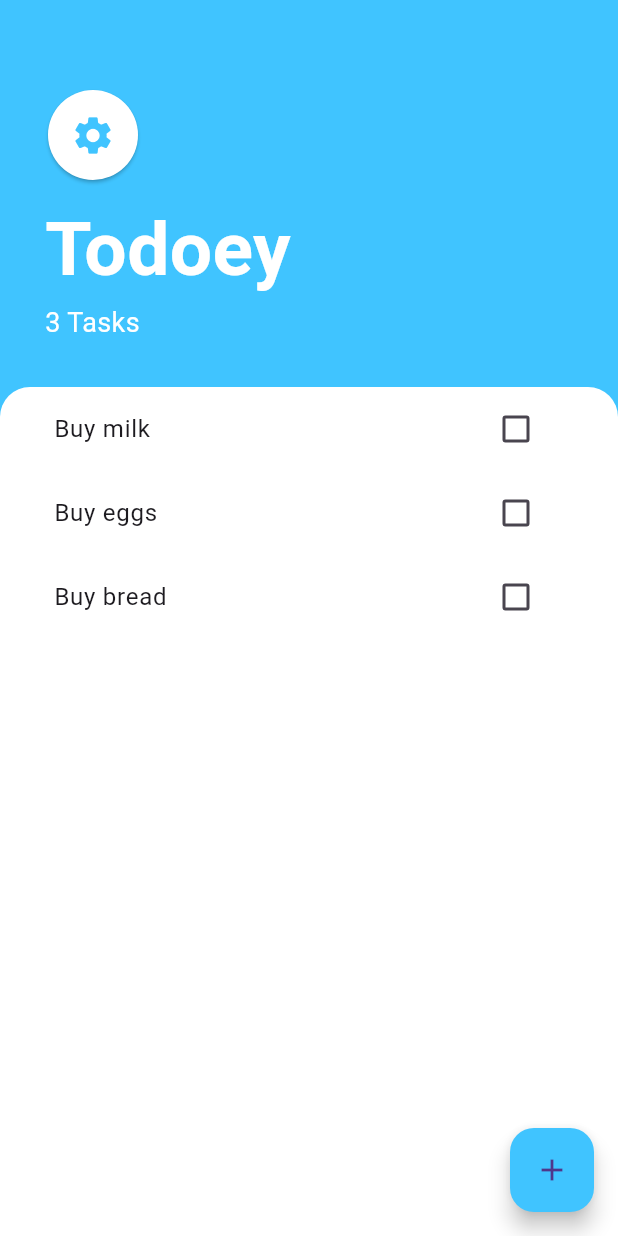
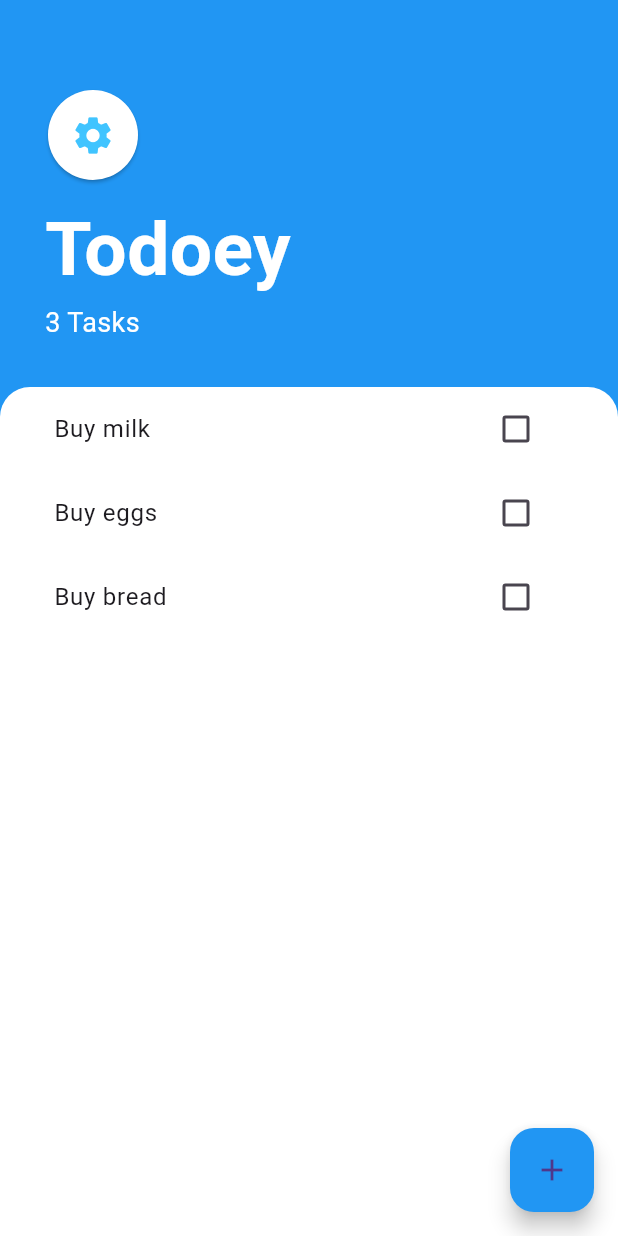
Before and after one commit to tamaaja/2209106102_Muhammad-Rizky-Putra-Pratama_Review7, a Flutter app: the screen it shows after launch, on a phone screen of 412 x 824 dp. Run offline on Flutter 3.47's test engine with Material 3 defaults, Android fonts, the phone set to English and light mode, and no system bars.

Commit message:
first commit

```diff
--- /dev/null
+++ b/lib/controller/task_data.dart
@@ -0,0 +1,38 @@
+import 'dart:collection';
+
+import 'package:flutter/material.dart';
+import 'package:praktikum_state_mngmnt_2023/model/task.dart';
+
+class TaskData extends ChangeNotifier {
+  final List<Task> _tasks = [
+    Task(name: 'Buy milk'),
+    Task(name: 'Buy eggs'),
+    Task(name: 'Buy bread'),
+  ];
+
+  List<Task> get tasks => _tasks;
+
+  void addTask(String newTaskTitle) {
+    final task = Task(name: newTaskTitle);
+    _tasks.add(task);
+    notifyListeners();
+  }
+
+  void updateTask(Task task) {
+    task.toggleDone();
+    notifyListeners();
+  }
+
+  void deleteTask(Task task) {
+    _tasks.remove(task);
+    notifyListeners();
+  }
+
+  UnmodifiableListView<Task> get task {
+    return UnmodifiableListView(_tasks);
+  }
+
+  int get taskCount {
+    return _tasks.length;
+  }
+}
--- /dev/null
+++ b/lib/controller/theme.dart
@@ -0,0 +1,11 @@
+import 'package:flutter/material.dart';
+
+class ThemeModeData extends ChangeNotifier {
+  ThemeMode _themeMode = ThemeMode.system;
+  ThemeMode get themeMode => _themeMode;
+  bool get isDarkModeActive => _themeMode == ThemeMode.dark;
+  void changeTheme(ThemeMode themeMode) {
+    _themeMode = themeMode;
+    notifyListeners();
+  }
+}
--- a/lib/main.dart
+++ b/lib/main.dart
@@ -1,5 +1,8 @@
 import 'package:flutter/material.dart';
+import 'package:praktikum_state_mngmnt_2023/controller/task_data.dart';
+import 'package:praktikum_state_mngmnt_2023/controller/theme.dart';
 import 'package:praktikum_state_mngmnt_2023/screens/tasks_screen.dart';
+import 'package:provider/provider.dart';
 
 void main() {
   runApp(const MyApp());
@@ -11,12 +14,25 @@ class MyApp extends StatelessWidget {
   // This widget is the root of your application.
   @override
   Widget build(BuildContext context) {
-    return MaterialApp(
-      title: 'Flutter Demo',
-      theme: ThemeData(
-        primarySwatch: Colors.blue,
+    return MultiProvider(
+      providers: [
+        ChangeNotifierProvider(
+          create: (BuildContext context) => TaskData(),
+        ),
+        ChangeNotifierProvider(
+          create: (BuildContext context) => ThemeModeData(),
+        )
+      ],
+      child: Builder(
+        builder: (context) {
+          return MaterialApp(
+            title: 'Flutter Demo',
+            themeMode: Provider.of<ThemeModeData>(context).themeMode,
+            darkTheme: ThemeData.dark(useMaterial3: true),
+            home: const TasksScreen(),
+          );
+        }
       ),
-      home: TasksScreen(),
     );
   }
 }
--- a/lib/screens/tasks_screen.dart
+++ b/lib/screens/tasks_screen.dart
@@ -1,28 +1,20 @@
 import 'package:flutter/material.dart';
+import 'package:praktikum_state_mngmnt_2023/controller/task_data.dart';
+import 'package:praktikum_state_mngmnt_2023/controller/theme.dart';
 import 'package:praktikum_state_mngmnt_2023/screens/settings_screen.dart';
-
-import '../model/task.dart';
+import 'package:provider/provider.dart';
 import '../widgets/tasks_list.dart';
 import 'add_task_screen.dart';
 
-class TasksScreen extends StatefulWidget {
-  @override
-  State<TasksScreen> createState() => _TasksScreenState();
-}
-
-class _TasksScreenState extends State<TasksScreen> {
-  final List<Task> _tasks = [
-    Task(name: 'Buy milk'),
-    Task(name: 'Buy eggs'),
-    Task(name: 'Buy bread'),
-  ];
+class TasksScreen extends StatelessWidget {
+  const TasksScreen({super.key});
 
   @override
   Widget build(BuildContext context) {
     return Scaffold(
-      backgroundColor: Colors.lightBlueAccent,
+      backgroundColor: Provider.of<ThemeModeData>(context).isDarkModeActive ? Colors.blueGrey : Colors.blue,
       floatingActionButton: FloatingActionButton(
-        backgroundColor: Colors.lightBlueAccent,
+        backgroundColor: Provider.of<ThemeModeData>(context).isDarkModeActive ? Colors.blueGrey : Colors.blue,
         child: const Icon(Icons.add),
         onPressed: () {
           showModalBottomSheet(
@@ -32,9 +24,7 @@ class _TasksScreenState extends State<TasksScreen> {
               child: Container(
                 padding: EdgeInsets.only(
                     bottom: MediaQuery.of(context).viewInsets.bottom),
-                child: AddTaskScreen(
-                  tasks: _tasks,
-                ),
+                child: const AddTaskScreen(),
               ),
             ),
           );
@@ -52,16 +42,16 @@ class _TasksScreenState extends State<TasksScreen> {
                 ElevatedButton(
                   style: ElevatedButton.styleFrom(
                       backgroundColor: Colors.white,
-                      shape: CircleBorder(),
-                      padding: EdgeInsets.all(15.0)),
+                      shape: const CircleBorder(),
+                      padding: const EdgeInsets.all(15.0)),
                   onPressed: () {
                     Navigator.of(context).push(
                       MaterialPageRoute(
-                        builder: (_) => SettingsScreen(),
+                        builder: (_) => const SettingsScreen(),
                       ),
                     );
                   },
-                  child: Icon(
+                  child: const Icon(
                     Icons.settings,
                     size: 30.0,
                     color: Colors.lightBlueAccent,
@@ -79,7 +69,7 @@ class _TasksScreenState extends State<TasksScreen> {
                   ),
                 ),
                 Text(
-                  '${_tasks.length} Tasks',
+                  '${Provider.of<TaskData>(context).taskCount} Tasks',
                   style: const TextStyle(
                     color: Colors.white,
                     fontSize: 18,
@@ -98,9 +88,7 @@ class _TasksScreenState extends State<TasksScreen> {
                   topRight: Radius.circular(20.0),
                 ),
               ),
-              child: TasksList(
-                tasks: _tasks,
-              ),
+              child: TasksList(),
             ),
           ),
         ],
--- a/lib/widgets/tasks_list.dart
+++ b/lib/widgets/tasks_list.dart
@@ -1,39 +1,30 @@
 import 'package:flutter/material.dart';
+import 'package:praktikum_state_mngmnt_2023/controller/task_data.dart';
 import 'package:praktikum_state_mngmnt_2023/widgets/task_tile.dart';
+import 'package:provider/provider.dart';
 
-import '../model/task.dart';
-
-class TasksList extends StatefulWidget {
-  List<Task> tasks;
-
-  TasksList({required this.tasks});
+class TasksList extends StatelessWidget {
+  const TasksList({super.key});
 
   @override
-  State<TasksList> createState() => _TasksListState();
-}
-
-class _TasksListState extends State<TasksList> {
-  @override
   Widget build(BuildContext context) {
+    return Consumer<TaskData>(builder: (context, taskData, child) {
       return ListView.builder(
         itemBuilder: (context, index) {
-        final task = widget.tasks[index];
+          final task = taskData.tasks[index];
           return TaskTile(
             taskTitle: task.name,
             isChecked: task.isDone,
             checkboxCallback: (checkboxState) {
-            setState(() {
-              widget.tasks[index].toggleDone();
-            });
+              taskData.updateTask(task);
             },
             longPressCallback: () {
-            setState(() {
-              widget.tasks.removeAt(index);
-            });
+              taskData.deleteTask(task);
             },
           );
         },
-      itemCount: widget.tasks.length,
+        itemCount: taskData.tasks.length,
       );
+    });
   }
 }
```
Also changed, not shown: lib/screens/add_task_screen.dart (+6 -12 lines), lib/screens/settings_screen.dart (+13 -5 lines), pubspec.lock. Lines whose indentation alone changed are shown as unchanged.
